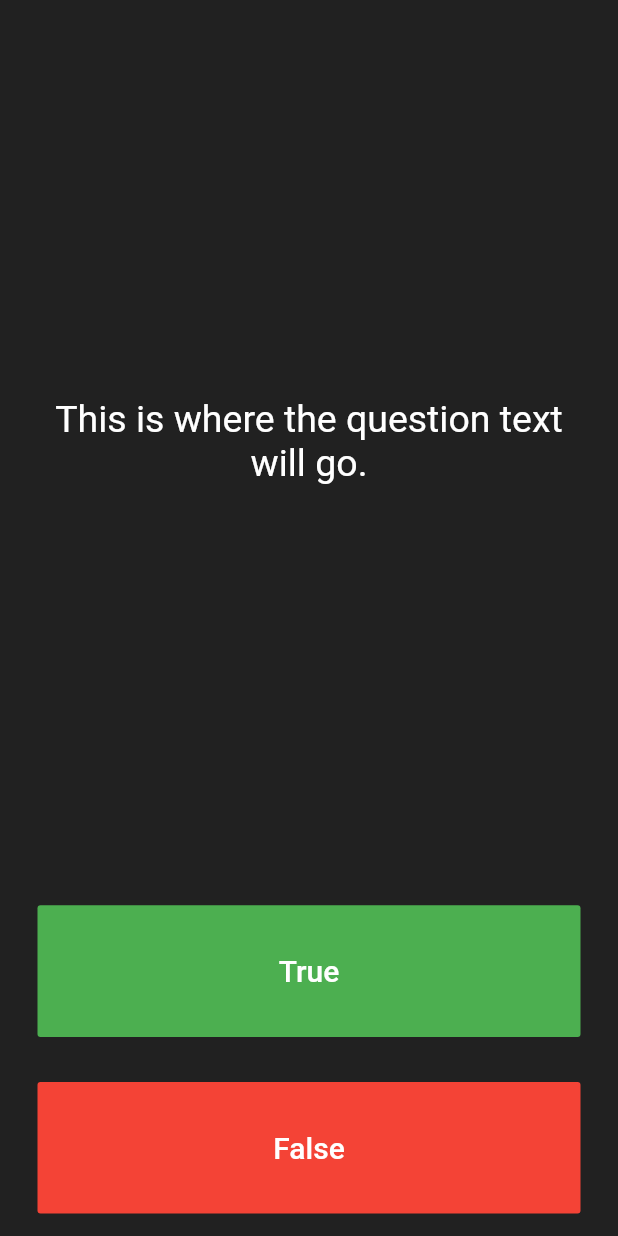
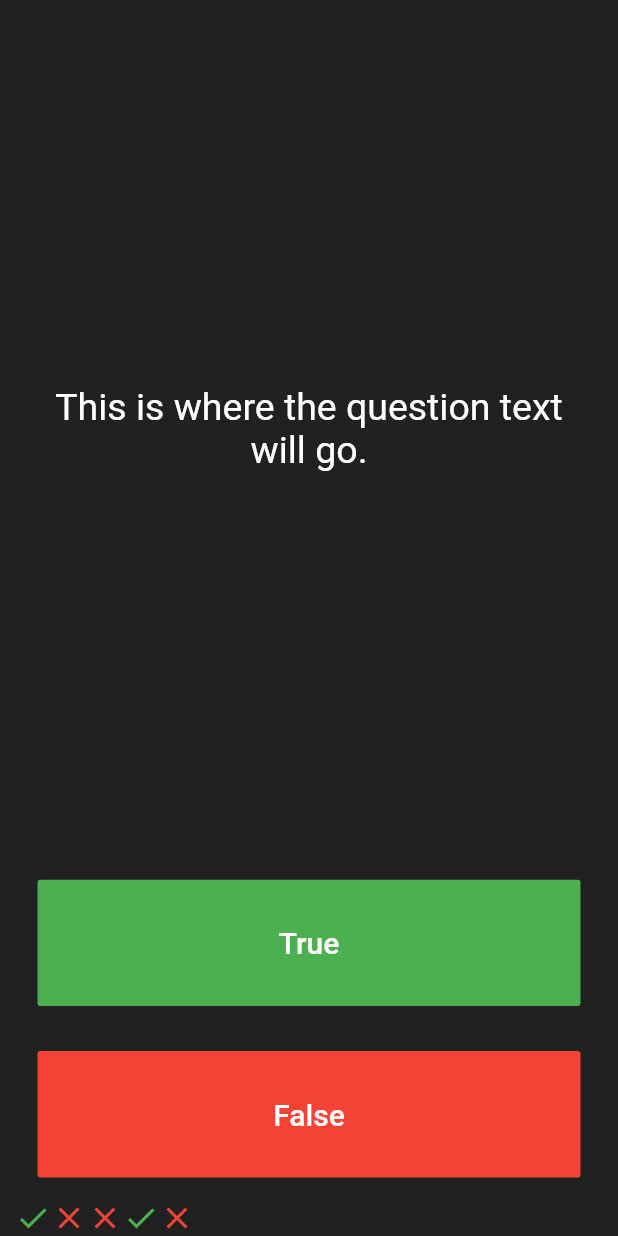
Before and after one commit to yonycherkos/The-Complete-Flutter-Development-Bootcamp, a Flutter app: the screen it shows after launch, on a phone screen of 412 x 824 dp. Run offline on Flutter 3.47's test engine with Material 2 defaults, Android fonts, the phone set to English and light mode, and no system bars.

Commit message:
section-10.2. Building a Score Keeper

```diff
--- a/quizzler-flutter/lib/main.dart
+++ b/quizzler-flutter/lib/main.dart
@@ -25,6 +25,29 @@ class QuizPage extends StatefulWidget {
 }
 
 class _QuizPageState extends State<QuizPage> {
+  List<Icon> scoreKeeper = [
+    Icon(
+      Icons.check,
+      color: Colors.green,
+    ),
+    Icon(
+      Icons.close,
+      color: Colors.red,
+    ),
+    Icon(
+      Icons.close,
+      color: Colors.red,
+    ),
+    Icon(
+      Icons.check,
+      color: Colors.green,
+    ),
+    Icon(
+      Icons.close,
+      color: Colors.red,
+    )
+  ];
+
   @override
   Widget build(BuildContext context) {
     return Column(
@@ -84,7 +107,9 @@ class _QuizPageState extends State<QuizPage> {
             ),
           ),
         ),
-        //TODO: Add a Row here as your score keeper
+        Row(
+          children: scoreKeeper
+        ),
       ],
     );
   }
```
